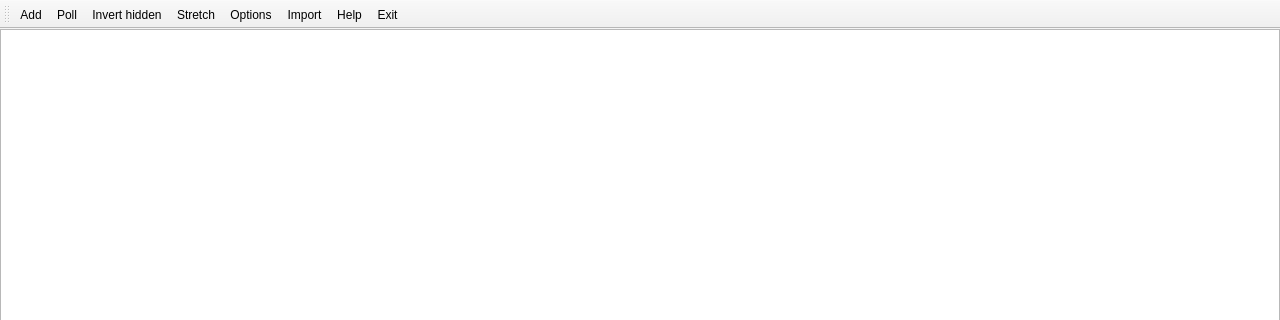
Before: the Qt Designer form src/core/mainwindow.ui in kik4444/simple-process-tracker, drawn with Qt 5; both pictures show x 0 to 1280 and y 0 to 320 of the 1280 by 720 pixel window.
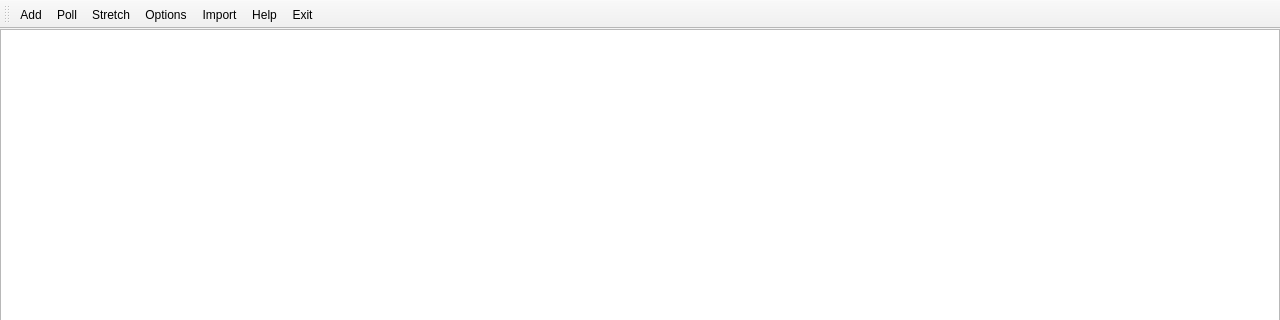
After: the same form once the commit is applied. Icons and pictures are not drawn.

Commit message: Remove all options to hide processes

```diff
--- a/src/core/mainwindow.ui
+++ b/src/core/mainwindow.ui
@@ -77,7 +77,6 @@
    </attribute>
    <addaction name="actionAdd"/>
    <addaction name="actionPoll"/>
-   <addaction name="actionInvert_hidden"/>
    <addaction name="actionStretch"/>
    <addaction name="actionOptions"/>
    <addaction name="actionImport"/>
@@ -152,15 +151,6 @@
     <string>Stretch</string>
    </property>
   </action>
-  <action name="actionInvert_hidden">
-   <property name="icon">
-    <iconset resource="../resources.qrc">
-     <normaloff>:/hide-icon.svg</normaloff>:/hide-icon.svg</iconset>
-   </property>
-   <property name="text">
-    <string>Invert hidden</string>
-   </property>
-  </action>
   <action name="actionImport">
    <property name="icon">
     <iconset resource="../resources.qrc">
```
The commit also changes 2 other files.
